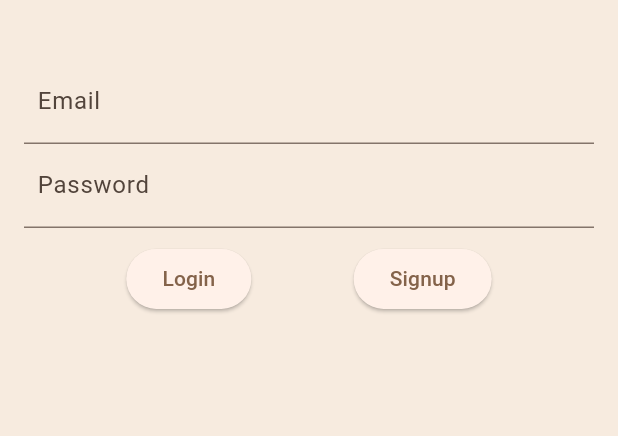
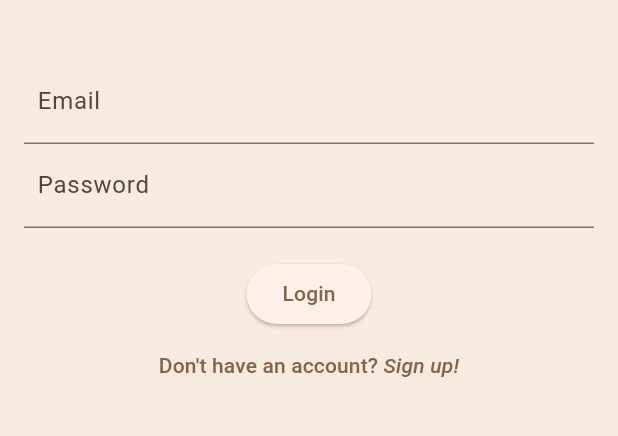
Before and after one commit to LilliAP/Customer_Engagement_Mobile_App, a Flutter app: the screen it shows after launch, on a phone screen of 412 x 824 dp, the part 511-947 px from its top. Run offline on Flutter 3.47's test engine with Material 3 defaults, Android fonts, the phone set to English and light mode, and no system bars; our stand-ins replace firebase_auth, firebase_core, firebase_messaging, google_fonts; accounts and stored records are empty.

Commit message:
ITEMS - CHANGED: Login Screen (UI updates)

```diff
--- a/lib/screens/login_screen.dart
+++ b/lib/screens/login_screen.dart
@@ -35,11 +35,8 @@ class _LoginScreenState extends State<LoginScreen> {
               decoration: const InputDecoration(labelText: '  Password'),
               obscureText: true,
             ),
-            const SizedBox(height: 10.0),
-            Row(
-              mainAxisAlignment: MainAxisAlignment.spaceEvenly,
-              children: [
-                ElevatedButton(
+            const SizedBox(height: 20.0),
+            ElevatedButton(
                   onPressed: () async {
                     try {
                       await _authService.signIn(
@@ -58,13 +55,21 @@ class _LoginScreenState extends State<LoginScreen> {
                   },
                   child: const Text('Login'),
                 ),
-                ElevatedButton(
-                  onPressed: () {
-                    Navigator.pushNamed(context, '/signup');
-                  },
-                  child: const Text('Signup'),
-                ),
-              ],
+            TextButton(
+              onPressed: () {
+                Navigator.pushNamed(context, '/signup');
+              },
+              child: const Text.rich(
+                TextSpan(
+                  text: 'Don\'t have an account? ',
+                  children: [
+                    TextSpan(
+                      text: 'Sign up!',
+                      style: TextStyle(fontStyle: FontStyle.italic)
+                    )
+                  ]
+                )
+              ),
             ),
           ]
         )
```
